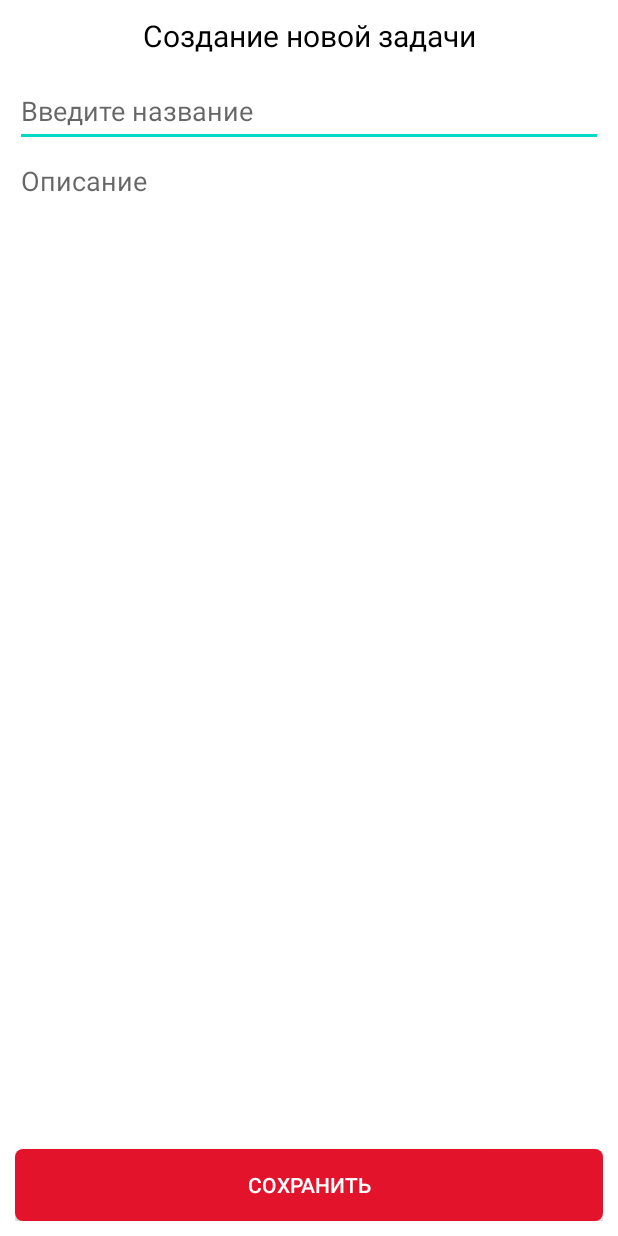
After one commit to Masharo/Notes, an Android app: the AddNoteActivity screen opened directly, with no data from a screen before it, on a phone screen of 412 x 824 dp. The commit adds this screen. Run offline under Robolectric (Android 15) with nearby library versions, the phone set to English and light mode, and no system bars.

Commit message:
добавлено акстивити для создания задач

```diff
--- a/app/src/main/AndroidManifest.xml
+++ b/app/src/main/AndroidManifest.xml
@@ -9,6 +9,10 @@
         android:roundIcon="@mipmap/ic_launcher_round"
         android:supportsRtl="true"
         android:theme="@style/Theme.Notes">
+        <activity
+            android:name=".AddNoteActivity"
+            android:windowSoftInputMode="adjustResize"
+            android:exported="true" />
         <activity android:name=".MainActivity">
             <intent-filter>
                 <action android:name="android.intent.action.MAIN" />
--- /dev/null
+++ b/app/src/main/java/com/example/notes/AddNoteActivity.java
@@ -0,0 +1,13 @@
+package com.example.notes;
+
+import android.app.Activity;
+import android.os.Bundle;
+
+public class AddNoteActivity extends Activity {
+
+    @Override
+    protected void onCreate(Bundle savedInstanceState) {
+        super.onCreate(savedInstanceState);
+        setContentView(R.layout.activity_add_note);
+    }
+}
--- a/app/src/main/java/com/example/notes/MainActivity.java
+++ b/app/src/main/java/com/example/notes/MainActivity.java
@@ -1,6 +1,8 @@
 package com.example.notes;
 
+import android.content.Intent;
 import android.os.Bundle;
+import android.view.View;
 
 import androidx.appcompat.app.AppCompatActivity;
 import androidx.recyclerview.widget.RecyclerView;
@@ -49,4 +51,9 @@ public class MainActivity extends AppCompatActivity {
         NotesAdapter adapter = new NotesAdapter(this, notes);
         recyclerViewNotes.setAdapter(adapter);
     }
+
+    public void onClickAddNote(View view) {
+        Intent intent = new Intent(this, AddNoteActivity.class);
+        startActivity(intent);
+    }
 }
--- /dev/null
+++ b/app/src/main/res/drawable/button_selector.xml
@@ -0,0 +1,16 @@
+<?xml version="1.0" encoding="utf-8"?>
+<selector xmlns:android="http://schemas.android.com/apk/res/android" >
+    <item android:state_pressed="true" >
+        <shape android:shape="rectangle" >
+            <corners android:radius="5dp" />
+            <solid android:color="@color/red_dark" />
+        </shape>
+    </item>
+
+    <item android:state_pressed="false" >
+        <shape android:shape="rectangle" >
+            <corners android:radius="5dp" />
+            <solid android:color="@color/red" />
+        </shape>
+    </item>
+</selector>
--- /dev/null
+++ b/app/src/main/res/layout/activity_add_note.xml
@@ -0,0 +1,57 @@
+<?xml version="1.0" encoding="utf-8"?>
+<androidx.constraintlayout.widget.ConstraintLayout xmlns:android="http://schemas.android.com/apk/res/android"
+    xmlns:app="http://schemas.android.com/apk/res-auto"
+    xmlns:tools="http://schemas.android.com/tools"
+    android:layout_width="match_parent"
+    android:layout_height="match_parent"
+    tools:context=".AddNoteActivity"
+    android:padding="10dp" >
+
+    <androidx.constraintlayout.widget.Guideline
+        android:id="@+id/guideline_addnote_percent5"
+        android:layout_width="wrap_content"
+        android:layout_height="wrap_content"
+        android:orientation="horizontal"
+        app:layout_constraintGuide_percent="0.05" />
+
+    <TextView
+        android:id="@+id/textview_addnote_name"
+        android:layout_width="match_parent"
+        android:layout_height="0dp"
+        android:text="Создание новой задачи"
+        android:textColor="@color/black"
+        android:textSize="20sp"
+        app:layout_constraintTop_toTopOf="parent"
+        app:layout_constraintBottom_toTopOf="@id/guideline_addnote_percent5"
+        android:gravity="center_horizontal" />
+
+    <EditText
+        android:id="@+id/edittext_addnote_title"
+        android:layout_width="match_parent"
+        android:layout_height="wrap_content"
+        android:hint="Введите название"
+        android:minHeight="48dp"
+        app:layout_constraintTop_toBottomOf="@id/guideline_addnote_percent5"
+        tools:layout_editor_absoluteX="10dp" />
+
+    <EditText
+        android:id="@+id/edittext_addnote_description"
+        android:layout_width="match_parent"
+        android:layout_height="0dp"
+        android:gravity="start|top"
+        android:inputType="textMultiLine"
+        app:layout_constraintTop_toBottomOf="@id/edittext_addnote_title"
+        app:layout_constraintBottom_toTopOf="@id/button_addnote_save"
+        android:hint="Описание"
+        android:backgroundTint="@color/white" />
+
+    <Button
+        android:id="@+id/button_addnote_save"
+        android:layout_width="match_parent"
+        android:layout_height="wrap_content"
+        android:text="Сохранить"
+        android:textColor="@color/white"
+        android:background="@drawable/button_selector"
+        app:layout_constraintBottom_toBottomOf="parent" />
+
+</androidx.constraintlayout.widget.ConstraintLayout>
--- a/app/src/main/res/layout/activity_main.xml
+++ b/app/src/main/res/layout/activity_main.xml
@@ -16,4 +16,17 @@
         app:layout_constraintRight_toRightOf="parent"
         app:layout_constraintBottom_toBottomOf="parent" />
 
+    <com.google.android.material.floatingactionbutton.FloatingActionButton
+        android:id="@+id/floatingactionbutton_main_plus"
+        android:layout_width="wrap_content"
+        android:layout_height="wrap_content"
+        android:clickable="true"
+        android:contentDescription=""
+        app:layout_constraintBottom_toBottomOf="parent"
+        app:layout_constraintEnd_toEndOf="parent"
+        android:onClick="onClickAddNote"
+        android:layout_margin="30dp"
+        app:srcCompat="@drawable/plus"
+        tools:ignore="SpeakableTextPresentCheck" />
+
 </androidx.constraintlayout.widget.ConstraintLayout>
--- a/app/src/main/res/values/colors.xml
+++ b/app/src/main/res/values/colors.xml
@@ -7,8 +7,10 @@
     <color name="teal_700">#FF018786</color>
     <color name="black">#FF000000</color>
     <color name="white">#FFFFFFFF</color>
-    <color name="grey">#33484948</color>
+    <color name="gray">#33484948</color>
+    <color name="gray_dark">#33131313</color>
     <color name="red">#E4132C</color>
     <color name="yellow">#E4C113</color>
     <color name="green">#0CDB05</color>
+    <color name="red_dark">#C31026</color>
 </resources>
--- a/app/src/main/res/values/themes.xml
+++ b/app/src/main/res/values/themes.xml
@@ -2,7 +2,7 @@
     <!-- Base application theme. -->
     <style name="Theme.Notes" parent="Theme.MaterialComponents.DayNight.NoActionBar">
         <!-- Primary brand color. -->
-        <item name="colorPrimary">@color/purple_500</item>
+        <item name="colorPrimary">@color/gray_dark</item>
         <item name="colorPrimaryVariant">@color/purple_700</item>
         <item name="colorOnPrimary">@color/white</item>
         <!-- Secondary brand color. -->
@@ -10,7 +10,7 @@
         <item name="colorSecondaryVariant">@color/teal_700</item>
         <item name="colorOnSecondary">@color/black</item>
         <!-- Status bar color. -->
-        <item name="android:statusBarColor" tools:targetApi="l">?attr/colorPrimaryVariant</item>
+        <item name="android:statusBarColor" tools:targetApi="l">@color/gray</item>
         <!-- Customize your theme here. -->
     </style>
 </resources>
```
Also changed, not shown: app/src/main/res/drawable-v24/plus.png (added).
